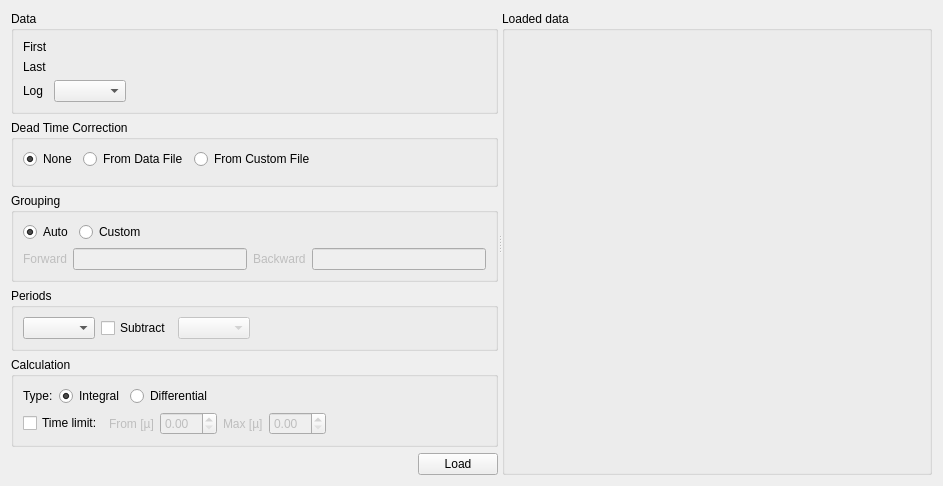
First picture: the form in Code/Mantid/MantidQt/CustomInterfaces/inc/MantidQtCustomInterfaces/Muon/ALCDataLoadingView.ui, repository mantidproject/mantid, before the edit.
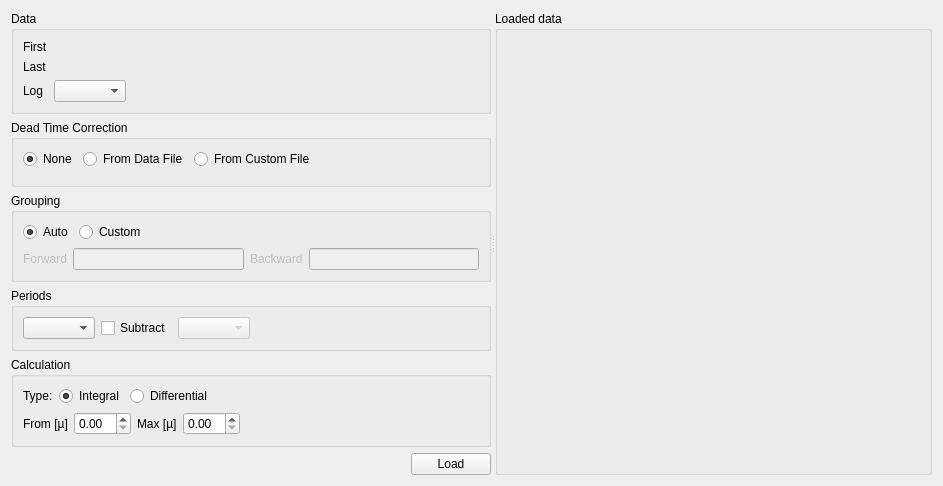
Second picture: the form after the edit. Custom widgets are drawn as their Qt base class.

Commit message: Re #9551 Remove check box and enable time limits

The edit to the form file:
```diff
--- a/Code/Mantid/MantidQt/CustomInterfaces/inc/MantidQtCustomInterfaces/Muon/ALCDataLoadingView.ui
+++ b/Code/Mantid/MantidQt/CustomInterfaces/inc/MantidQtCustomInterfaces/Muon/ALCDataLoadingView.ui
@@ -364,17 +364,10 @@
                     </item>
                     <item>
                       <layout class="QHBoxLayout" name="horizontalLayout_2">
-                        <item>
-                          <widget class="QCheckBox" name="timeLimit">
-                            <property name="text">
-                              <string>Time limit:</string>
-                            </property>
-                          </widget>
-                        </item>
                         <item>
                           <widget class="QWidget" name="timeLimits" native="true">
                             <property name="enabled">
-                              <bool>false</bool>
+                              <bool>true</bool>
                             </property>
                             <property name="minimumSize">
                               <size>
```
Left out of the diff: 17 changed lines with no effect on the pictures. The commit also changes 1 other file.
